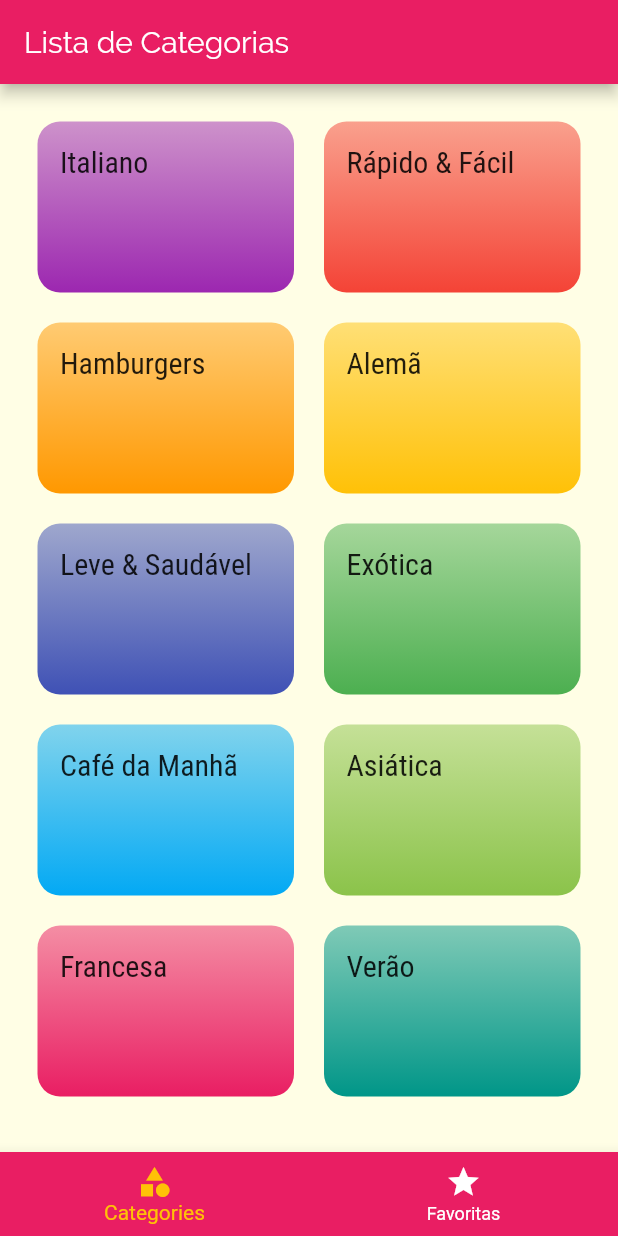
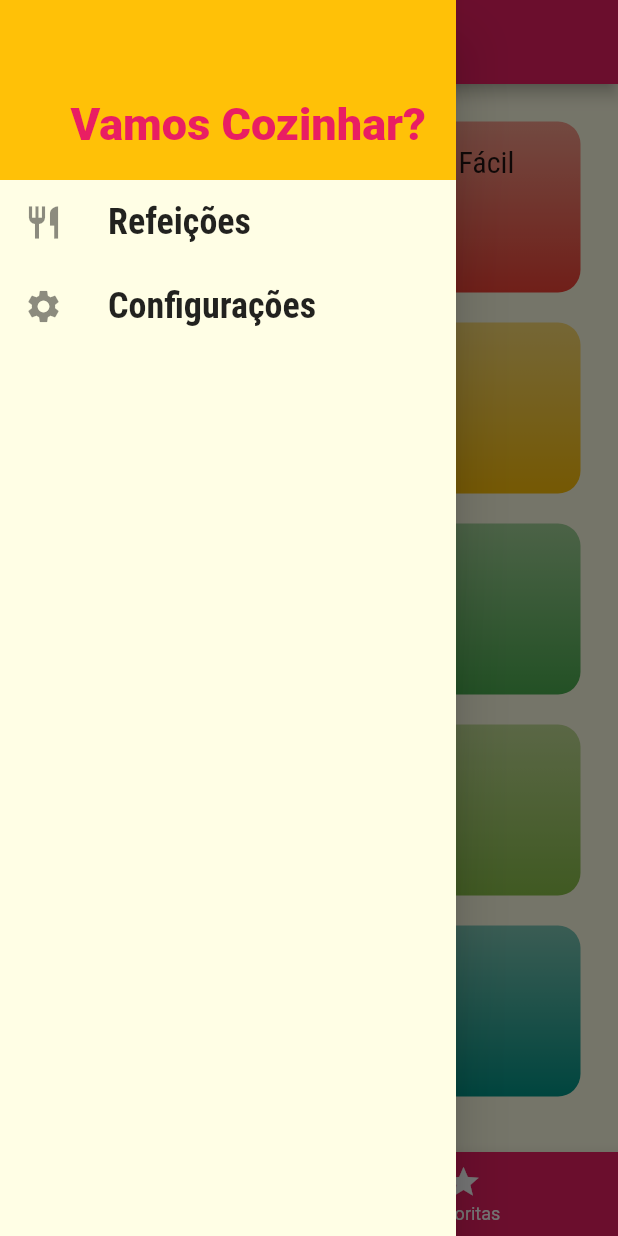
Before and after one commit to Augustocastilho/AppRestaurante, a Flutter app: the screen it shows after launch, with the side drawer open (before the commit the screen has no drawer), on a phone screen of 412 x 824 dp. Run offline on Flutter 3.47's test engine with Material 2 defaults, Android fonts, the phone set to English and light mode, and no system bars.

Commit message:
Adicao do Drawer

```diff
--- /dev/null
+++ b/lib/components/main_drawer.dart
@@ -0,0 +1,49 @@
+import 'package:flutter/material.dart';
+
+class MainDrawer extends StatelessWidget {
+
+  Widget _createItem(IconData icon, String label){
+    return ListTile(
+      leading: Icon(
+        icon,
+        size: 26,
+      ),
+      title: Text(
+        label,
+        style: TextStyle(
+          fontFamily: 'RobotoCondensed',
+          fontSize: 24,
+          fontWeight: FontWeight.bold,
+        )
+      ),
+      onTap: () {},
+    );
+  }
+
+  @override
+  Widget build(BuildContext context) {
+    return Drawer(
+      child: Column(
+        children: <Widget>[
+          Container(
+            height: 120,
+            width: double.infinity,
+            padding: EdgeInsets.all(20),
+            color: Theme.of(context).accentColor,
+            alignment: Alignment.bottomRight,
+            child: Text(
+              'Vamos Cozinhar?',
+              style: TextStyle(
+                fontWeight: FontWeight.w900,
+                fontSize: 30,
+                color: Theme.of(context).primaryColor,
+              ),
+            ),
+          ),
+          _createItem(Icons.restaurant, 'Refeições'),
+          _createItem(Icons.settings, 'Configurações'),
+        ],
+      ),
+    );
+  }
+}
--- a/lib/screens/tabs_screen.dart
+++ b/lib/screens/tabs_screen.dart
@@ -2,6 +2,7 @@ import 'package:flutter/material.dart';
 
 import 'categories_screen.dart';
 import 'favorite_screen.dart';
+import '../components/main_drawer.dart';
 
 class TabsScreen extends StatefulWidget {
   @override
@@ -29,6 +30,7 @@ class _TabsScreenState extends State<TabsScreen> {
           _screens[_selectedScreenIndex]['title'],
         ),
       ),
+      drawer: MainDrawer(),
       body: _screens[_selectedScreenIndex]['screen'],
       bottomNavigationBar: BottomNavigationBar(
         onTap: _selectScreen,
```
